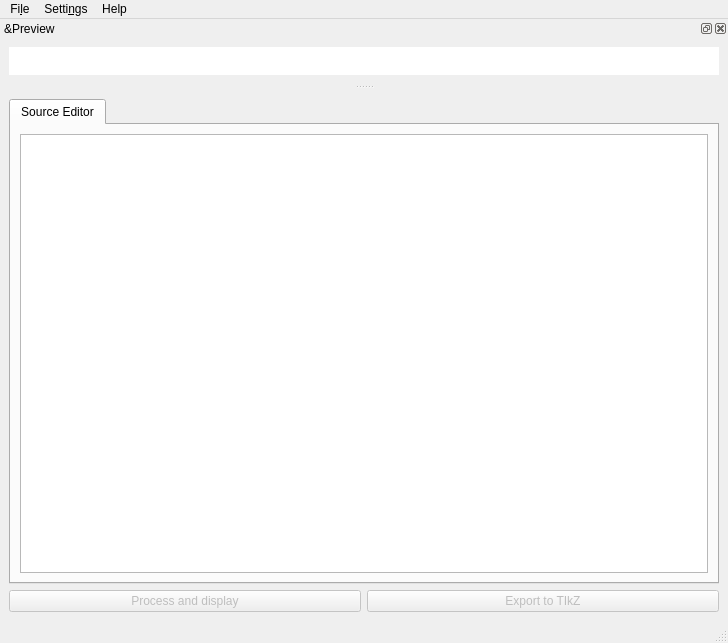
This is pycirkuit/ui/mainwindow.ui in orestesmas/pycirkuit as Qt 5 draws it before an edit. The edited form follows.
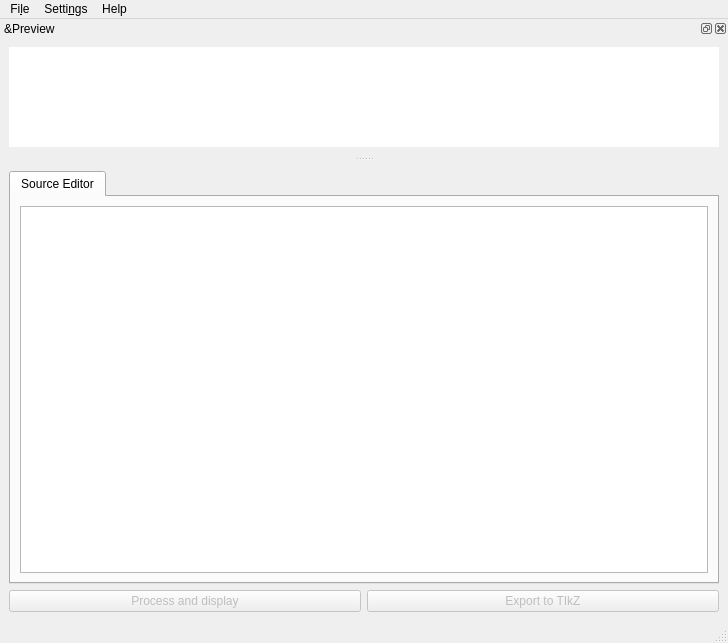
This is the edited form. Icons and pictures are not drawn.

Commit message: Retocs a la mida dels widgets de la finstra principal

```diff
--- a/pycirkuit/ui/mainwindow.ui
+++ b/pycirkuit/ui/mainwindow.ui
@@ -141,7 +141,7 @@
        <property name="minimumSize">
         <size>
          <width>20</width>
-         <height>20</height>
+         <height>100</height>
         </size>
        </property>
        <property name="font">
```
The commit also changes 1 other file.
